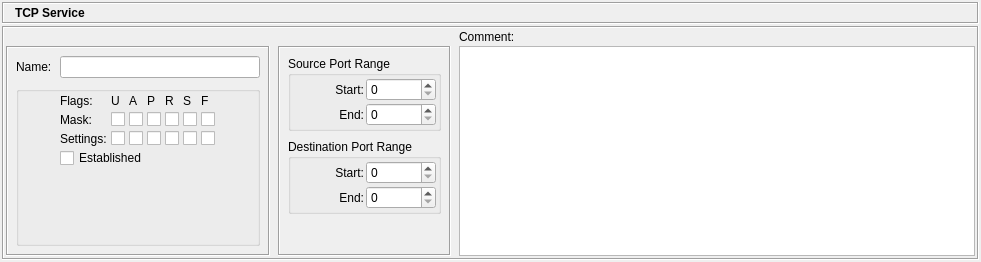
Above: src/gui/tcpservicedialog_q.ui from fwbuilder/fwbuilder before the change. Below: the same form after it.
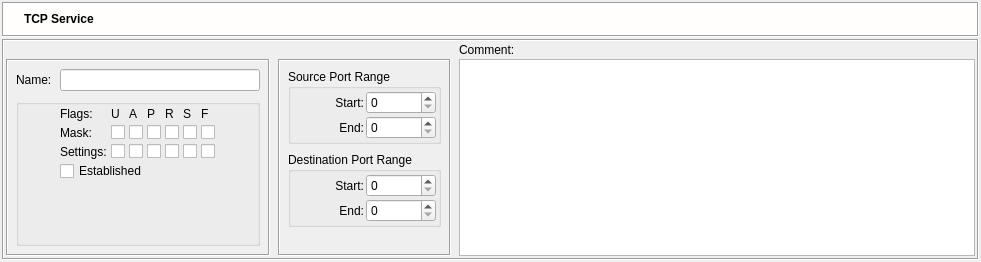
That is the form after the change. Icons and pictures are not drawn.

Diff of the .ui file:
```diff
--- a/src/gui/tcpservicedialog_q.ui
+++ b/src/gui/tcpservicedialog_q.ui
@@ -65,9 +65,76 @@
        <property name="minimumSize" >
         <size>
          <width>16</width>
-         <height>20</height>
+         <height>35</height>
         </size>
        </property>
+       <property name="palette" >
+        <palette>
+         <active>
+          <colorrole role="Base" >
+           <brush brushstyle="SolidPattern" >
+            <color alpha="255" >
+             <red>255</red>
+             <green>255</green>
+             <blue>255</blue>
+            </color>
+           </brush>
+          </colorrole>
+          <colorrole role="Window" >
+           <brush brushstyle="SolidPattern" >
+            <color alpha="255" >
+             <red>255</red>
+             <green>254</green>
+             <blue>253</blue>
+            </color>
+           </brush>
+          </colorrole>
+         </active>
+         <inactive>
+          <colorrole role="Base" >
+           <brush brushstyle="SolidPattern" >
+            <color alpha="255" >
+             <red>255</red>
+             <green>255</green>
+             <blue>255</blue>
+            </color>
+           </brush>
+          </colorrole>
+          <colorrole role="Window" >
+           <brush brushstyle="SolidPattern" >
+            <color alpha="255" >
+             <red>255</red>
+             <green>254</green>
+             <blue>253</blue>
+            </color>
+           </brush>
+          </colorrole>
+         </inactive>
+         <disabled>
+          <colorrole role="Base" >
+           <brush brushstyle="SolidPattern" >
+            <color alpha="255" >
+             <red>255</red>
+             <green>254</green>
+             <blue>253</blue>
+            </color>
+           </brush>
+          </colorrole>
+          <colorrole role="Window" >
+           <brush brushstyle="SolidPattern" >
+            <color alpha="255" >
+             <red>255</red>
+             <green>254</green>
+             <blue>253</blue>
+            </color>
+           </brush>
+          </colorrole>
+         </disabled>
+        </palette>
+       </property>
+       <property name="autoFillBackground" >
+        <bool>true</bool>
+       </property>
        <property name="frameShape" >
         <enum>QFrame::Box</enum>
        </property>
@@ -93,7 +160,7 @@
         <property name="verticalSpacing" >
          <number>2</number>
         </property>
-        <item row="0" column="1" >
+        <item row="0" column="2" >
          <widget class="QLabel" name="editorTitle" >
           <property name="font" >
            <font>
@@ -128,6 +195,22 @@
           </property>
          </widget>
         </item>
+        <item row="0" column="1" >
+         <widget class="QLabel" name="label" >
+          <property name="sizePolicy" >
+           <sizepolicy vsizetype="Preferred" hsizetype="Maximum" >
+            <horstretch>0</horstretch>
+            <verstretch>0</verstretch>
+           </sizepolicy>
+          </property>
+          <property name="text" >
+           <string/>
+          </property>
+          <property name="pixmap" >
+           <pixmap resource="MainRes.qrc" >:/Icons/TCPService/icon</pixmap>
+          </property>
+         </widget>
+        </item>
        </layout>
       </widget>
      </item>
```
Left out of the diff: 4 changed lines with no effect on the pictures.
